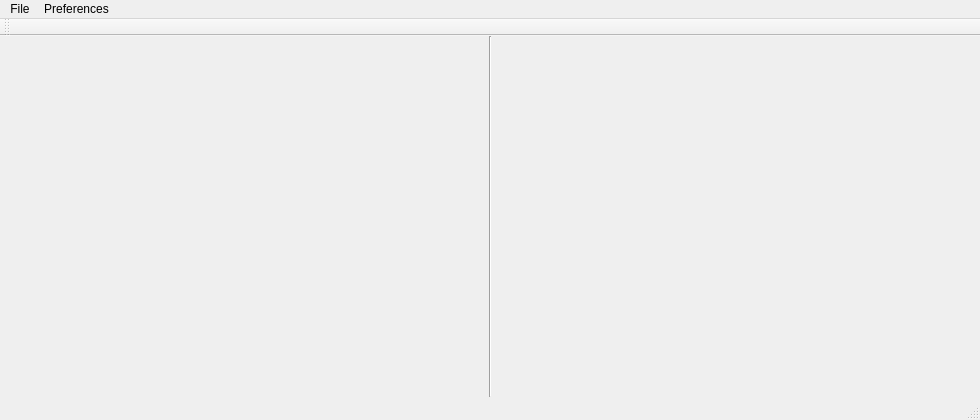
First picture: the form in Qt-Exp/ThreadedGUI/Viewer.ui, repository mariojgpinto/Experiments, before the edit.
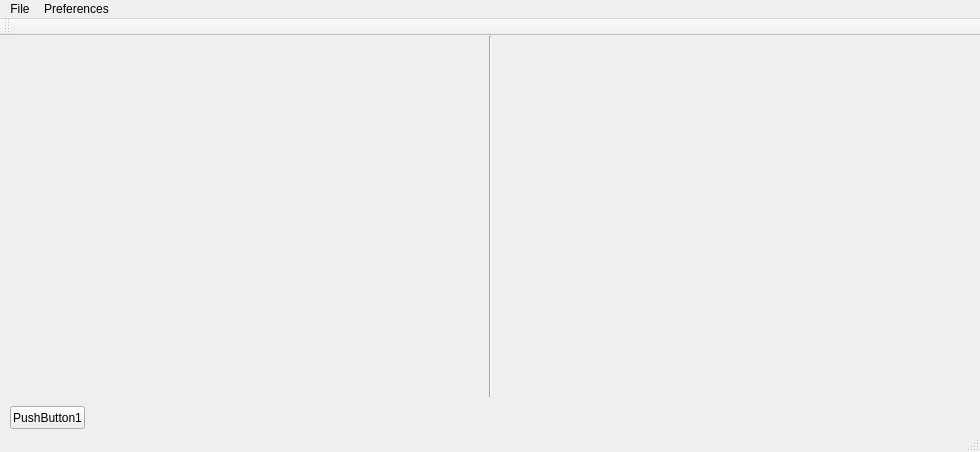
Second picture: the form after the edit.

```diff
--- a/Qt-Exp/ThreadedGUI/Viewer.ui
+++ b/Qt-Exp/ThreadedGUI/Viewer.ui
@@ -7,7 +7,7 @@
     <x>0</x>
     <y>0</y>
     <width>980</width>
-    <height>420</height>
+    <height>452</height>
    </rect>
   </property>
   <property name="windowTitle">
@@ -47,6 +47,19 @@
      <enum>Qt::Vertical</enum>
     </property>
    </widget>
+   <widget class="QPushButton" name="pushButton">
+    <property name="geometry">
+     <rect>
+      <x>10</x>
+      <y>370</y>
+      <width>75</width>
+      <height>23</height>
+     </rect>
+    </property>
+    <property name="text">
+     <string>PushButton1</string>
+    </property>
+   </widget>
   </widget>
   <widget class="QMenuBar" name="menuBar">
    <property name="geometry">
```
